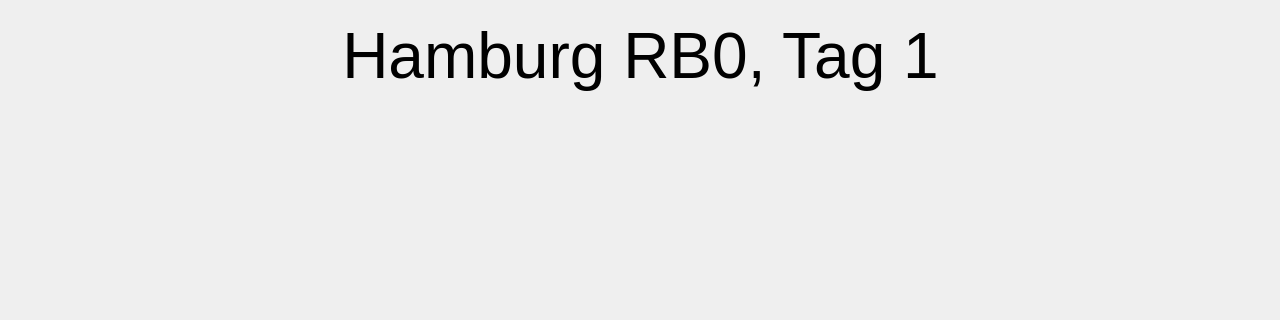
The window that ui/MainWindow.ui (zerlix/Spu-UI) describes before a commit, drawn with Qt 5; both pictures show x 0 to 1280 and y 0 to 320 of the 1280 by 800 pixel window.
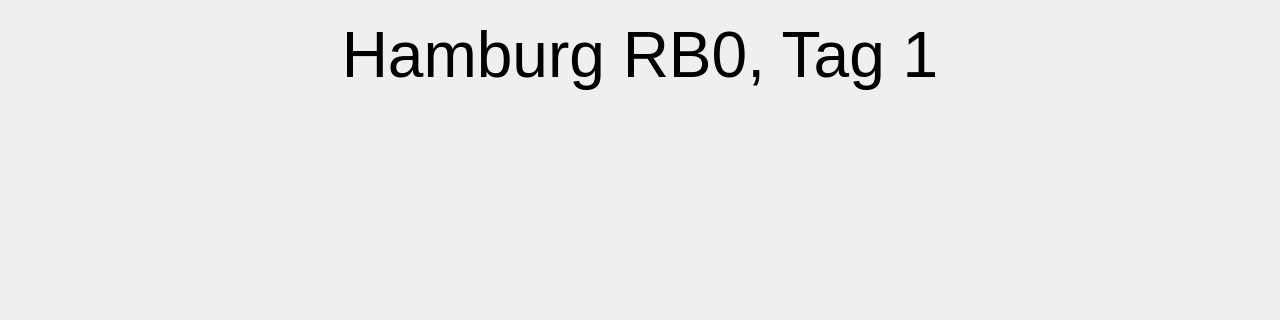
The same window after the commit. Icons and pictures are not drawn.

Commit message: grösse angepasst

```diff
--- a/ui/MainWindow.ui
+++ b/ui/MainWindow.ui
@@ -48,8 +48,8 @@
      <rect>
       <x>0</x>
       <y>10</y>
-      <width>1281</width>
-      <height>91</height>
+      <width>1280</width>
+      <height>90</height>
      </rect>
     </property>
     <property name="font">
```
